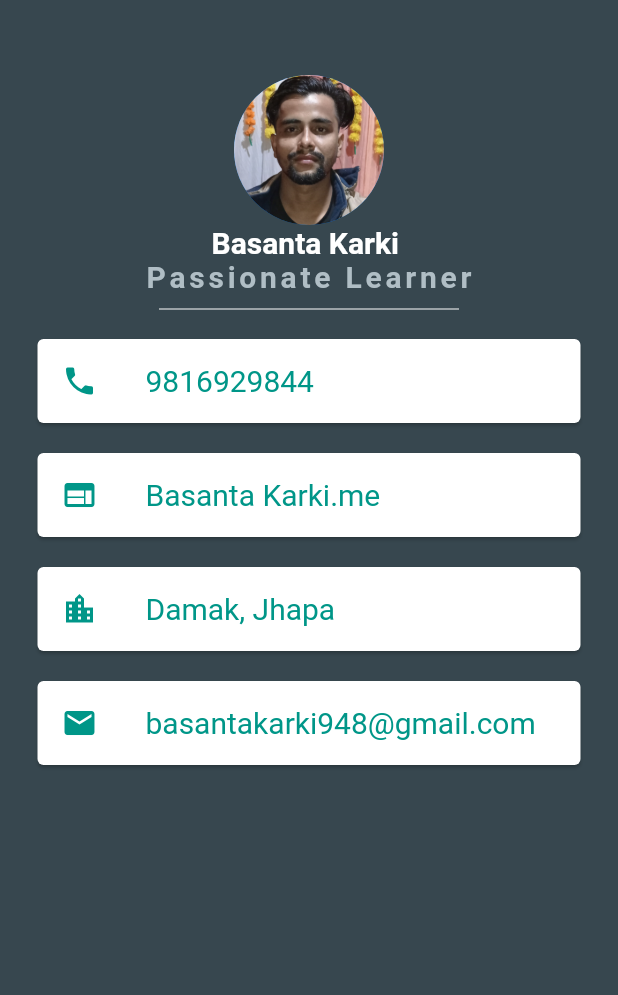
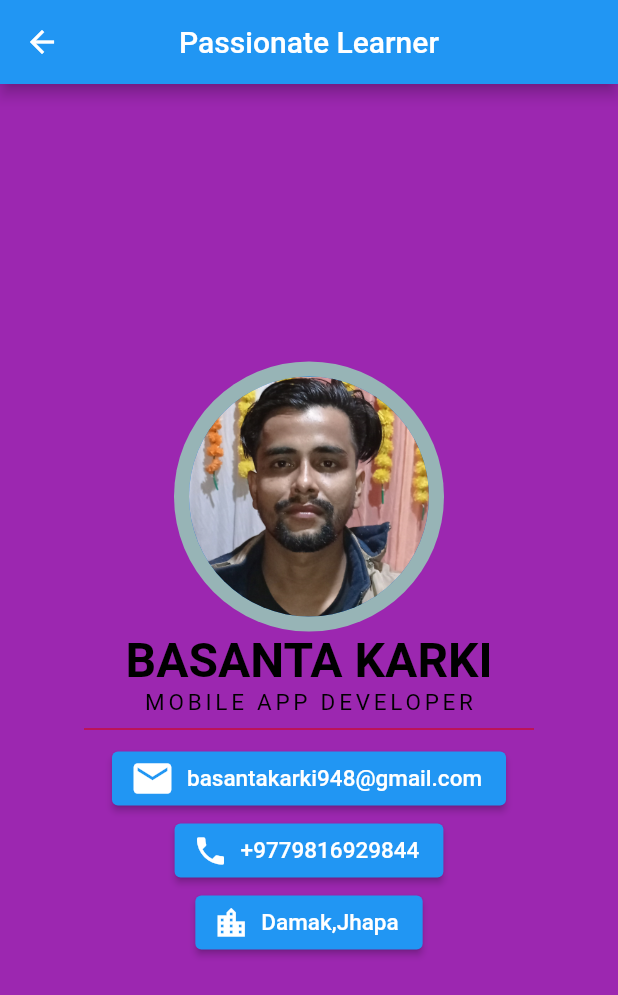
Before and after one commit to progrmmerbasanta/projectII, a Flutter app: the ProfilePage screen opened directly, on a phone screen of 412 x 824 dp. Shown: the top 995 px of the screen. Run offline on Flutter 3.47's test engine with Material 2 defaults, Android fonts, the light colour scheme and no system bars; missing offline and left inert: maps_launcher; Roboto replaces fonts that are missing (Pacifico, Source Sans Pro, SourceSansPro).

Commit message:
flutter project

```diff
--- a/lib/inc/details.dart
+++ b/lib/inc/details.dart
@@ -1,65 +1,107 @@
 import 'package:flutter/material.dart';
-import '../widgets/info_card.dart';
+import 'package:maps_launcher/maps_launcher.dart';
+import 'package:url_launcher/url_launcher.dart';
 
-// our data
-const url = "Basanta Karki.me";
-const email = "basantakarki948@gmail.com";
-const phone = "9816929844";
-const location = "Damak, Jhapa";
-
-class ProfilePage extends StatelessWidget {
+class ProfilePage extends StatefulWidget {
   const ProfilePage({Key? key}) : super(key: key);
 
   @override
+  State<ProfilePage> createState() => _ProfilePageState();
+}
+
+class _ProfilePageState extends State<ProfilePage> {
+  @override
   Widget build(BuildContext context) {
-    return Scaffold(
-        backgroundColor: Colors.blueGrey[800],
+    return Center(
+      child: Scaffold(
+        appBar: AppBar(
+          centerTitle: true,
+          title: const Text("Passionate Learner"),
+        ),
+        backgroundColor: Colors.purple,
         body: SafeArea(
-          minimum: const EdgeInsets.only(top: 50),
+          child: SizedBox(
+            width: double.infinity,
             child: Column(
+              mainAxisAlignment: MainAxisAlignment.center,
+              crossAxisAlignment: CrossAxisAlignment.center,
               children: <Widget>[
                 const CircleAvatar(
-                radius: 50,
+                  radius: 90,
+                  backgroundColor: Color.fromARGB(255, 151, 180, 182),
+                  child: CircleAvatar(
                     backgroundImage: AssetImage('assets/basanta.jpg'),
-              ),
-
-              const Text(
-                "Basanta Karki ",
-                style: TextStyle(
-                  fontSize: 20.0,
-                  color: Colors.white,
-                  fontWeight: FontWeight.bold,
-                  fontFamily: "Pacifico",
+                    radius: 80,
                   ),
                 ),
-              Text(
-                "Passionate Learner",
+                const Text(
+                  'BASANTA KARKI',
                   style: TextStyle(
-                    fontSize: 20,
-                    color: Colors.blueGrey[200],
-                    letterSpacing: 2.5,
+                    fontFamily: 'SourceSansPro',
                     fontWeight: FontWeight.bold,
-                    fontFamily: "Source Sans Pro"),
-              ),
-              const SizedBox(
-                height: 20,
-                width: 200,
-                child: Divider(
-                  color: Colors.white,
+                    fontSize: 32.0,
+                    color: Colors.black,
                   ),
                 ),
-
-              // we will be creating a new widget name info carrd
-
-              InfoCard(text: phone, icon: Icons.phone, onPressed: () async {}),
-              InfoCard(text: url, icon: Icons.web, onPressed: () async {}),
-              InfoCard(
-                  text: location,
-                  icon: Icons.location_city,
-                  onPressed: () async {}),
-              InfoCard(text: email, icon: Icons.email, onPressed: () async {}),
+                const Text(
+                  'MOBILE APP DEVELOPER',
+                  style: TextStyle(
+                    fontFamily: 'SourceSansPro',
+                    fontSize: 15,
+                    letterSpacing: 2.5,
+                    color: Color.fromARGB(255, 0, 0, 0),
+                  ),
+                ),
+                Container(
+                  width: 300.0,
+                  margin: const EdgeInsets.symmetric(vertical: 1.0),
+                  child: const Divider(
+                    color: Color.fromARGB(255, 219, 1, 1),
+                  ),
+                ),
+                ElevatedButton.icon(
+                  onPressed: () => launch(
+                      'mailto:basantakarki948@gmail.com?subject=Check My New App at appstore &body=Namaste '),
+                  icon: const Icon(
+                    // <-- Icon
+                    Icons.mail,
+                    size: 30.0,
+                  ),
+                  label: const Text(
+                    'basantakarki948@gmail.com',
+                    style: TextStyle(fontSize: 15),
+                  ),
+                ),
+                ElevatedButton.icon(
+                  onPressed: () => launch("tel://+9779816929844"),
+                  icon: const Icon(
+                    // <-- Icon
+                    Icons.phone,
+                    size: 24.0,
+                  ),
+                  label: const Text(
+                    '+9779816929844',
+                    style: TextStyle(fontSize: 15),
+                  ),
+                ),
+                ElevatedButton.icon(
+                  onPressed: () => MapsLauncher.launchCoordinates(
+                      26.651940781032597, 87.63421140250861, 'I am here'),
+                  icon: const Icon(
+                    // <-- Icon
+                    Icons.location_city,
+                    size: 24.0,
+                  ),
+                  label: const Text(
+                    'Damak,Jhapa',
+                    style: TextStyle(fontSize: 15),
+                  ),
+                ),
               ],
             ),
-        ));
+          ),
+        ),
+      ),
+    );
   }
 }
--- a/pubspec.yaml
+++ b/pubspec.yaml
@@ -34,6 +34,8 @@ dependencies:
   # The following adds the Cupertino Icons font to your application.
   # Use with the CupertinoIcons class for iOS style icons.
   cupertino_icons: ^1.0.2
+  url_launcher: ^6.0.20
+  maps_launcher: ^2.0.1
 
 dev_dependencies:
   flutter_test:
```
Also changed, not shown: pubspec.lock, 2 other files. Lines whose indentation alone changed are shown as unchanged.
